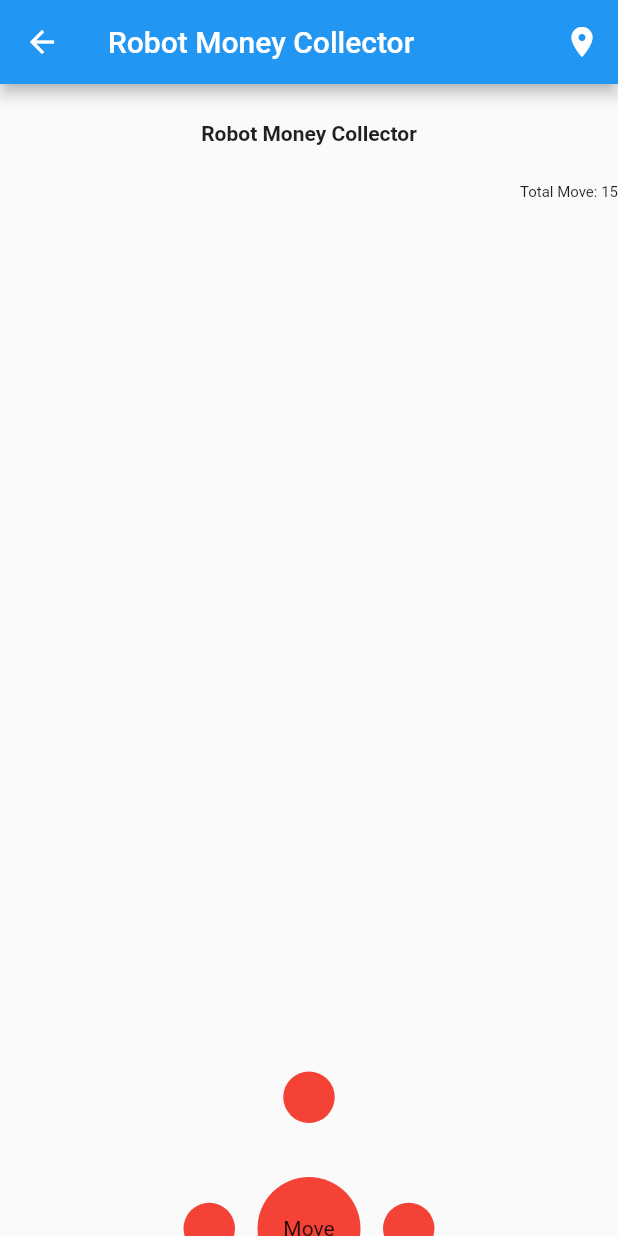
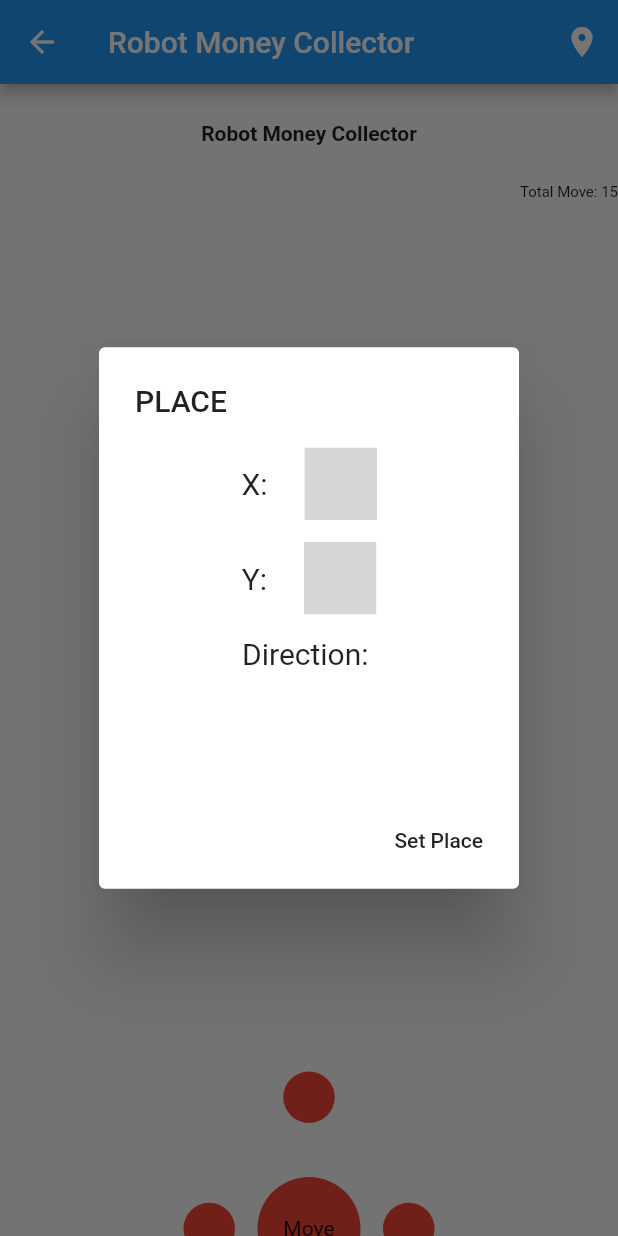
Before and after one commit to adisaptorenggo/robot_money_collector, a Flutter app: the HomePage screen opened directly, after a tap on the "place" icon, on a phone screen of 412 x 824 dp. Run offline on Flutter 3.47's test engine with Material 2 defaults, Android fonts, the light colour scheme and no system bars; missing offline and left inert: counter_button; statements that could not run were skipped; grey boxes are pictures that could not be loaded.

Commit message:
Adding money, totalmoney, place, etc

```diff
--- a/lib/dimension_picker.dart
+++ b/lib/dimension_picker.dart
@@ -8,7 +8,7 @@ class DimensionPicker extends StatefulWidget {
 }
 
 class _DimensionPickerState extends State<DimensionPicker> {
-  int _xVal = 3, _yVal = 3;
+  int _xVal = 5, _yVal = 5;
 
   @override
   Widget build(BuildContext context) {
--- a/lib/home_page.dart
+++ b/lib/home_page.dart
@@ -1,3 +1,5 @@
+import 'dart:math';
+
 import 'package:counter_button/counter_button.dart';
 import 'package:flutter/material.dart';
 import 'package:robot_money_collector/constants.dart';
@@ -12,12 +14,28 @@ class HomePage extends StatefulWidget {
 }
 
 class _HomePageState extends State<HomePage> {
-  double _robotx = 0, _roboty = 0;
+  int _robotx = 0, _roboty = 0;
   int _direction = 1;
   int _xVal = 0, _yVal = 0;
-  // bool move;
+  int _totalMoney = 4;
+  List<int> _xMoney = [];
+  List<int> _yMoney = [];
+  var _posMoney;
 
-  int totalMove = 15;
+  List<String> _movementHistories = [];
+  double _totalMoneyAvailable;
+  double _totalMoneyFound;
+  double _totalMoneyEarn = 0;
+  int _interestRate;
+
+  int _totalMove = 15;
+
+  @override
+  void initState() {
+    _generateMoney();
+    _generateInterest();
+    super.initState();
+  }
 
   @override
   Widget build(BuildContext context) {
@@ -30,7 +48,9 @@ class _HomePageState extends State<HomePage> {
         actions: <Widget>[
           IconButton(
             icon: Icon(Icons.place),
-            onPressed: () {},
+            onPressed: () {
+              _setPlace();
+            },
           ),
         ],
       ),
@@ -50,7 +70,7 @@ class _HomePageState extends State<HomePage> {
             Container(
               alignment: Alignment.bottomRight,
               child: Text(
-                "Total Move: $totalMove",
+                "Total Move: $_totalMove",
                 style: TextStyle(fontSize: 10),
               ),
             ),
@@ -64,10 +84,12 @@ class _HomePageState extends State<HomePage> {
                     height: heightTable,
                     dimensionx: widget.dimensionx,
                     dimensiony: widget.dimensiony,
-                    robotx: _robotx,
-                    roboty: _roboty,
+                    robotx: _robotx.toDouble(),
+                    roboty: _roboty.toDouble(),
                     direction: _direction,
-                    move: false,
+                    xMoney: _xMoney,
+                    yMoney: _yMoney,
+                    posMoney: _posMoney,
                   ),
                 ),
               ),
@@ -125,30 +147,50 @@ class _HomePageState extends State<HomePage> {
                                 case north:
                                   if (_roboty > 0 && _roboty <= widget.dimensiony) {
                                     _roboty -= 1;
-                                    totalMove--;
+                                    _totalMove--;
+                                    _movementHistories.add('Array[$_robotx][$_robotx]');
+                                    if (_posMoney[_robotx][_roboty] != null) {
+                                      _posMoney[_robotx][_roboty] = null;
+                                      _totalMoney--;
+                                    }
                                   }
                                   break;
                                 case east:
                                   if (_robotx >= 0 && _robotx < widget.dimensionx - 1) {
                                     _robotx += 1;
-                                    totalMove--;
+                                    _totalMove--;
+                                    _movementHistories.add('Array[$_robotx][$_robotx]');
+                                    if (_posMoney[_robotx][_roboty] != null) {
+                                      _posMoney[_robotx][_roboty] = null;
+                                      _totalMoney--;
+                                    }
                                   }
                                   break;
                                 case south:
                                   if (_roboty >= 0 && _roboty < widget.dimensiony - 1) {
                                     _roboty += 1;
-                                    totalMove--;
+                                    _totalMove--;
+                                    _movementHistories.add('Array[$_robotx][$_robotx]');
+                                    if (_posMoney[_robotx][_roboty] != null) {
+                                      _posMoney[_robotx][_roboty] = null;
+                                      _totalMoney--;
+                                    }
                                   }
                                   break;
                                 case west:
                                   if (_robotx > 0 && _robotx <= widget.dimensionx) {
                                     _robotx -= 1;
-                                    totalMove--;
+                                    _totalMove--;
+                                    _movementHistories.add('Array[$_robotx][$_robotx]');
+                                    if (_posMoney[_robotx][_roboty] != null) {
+                                      _posMoney[_robotx][_roboty] = null;
+                                      _totalMoney--;
+                                    }
                                   }
                                   break;
                                 default:
                               }
-                              if (totalMove == 0) {
+                              if (_totalMove == 0 || _totalMoney == 0) {
                                 _gameOver();
                               }
                             });
@@ -215,14 +257,50 @@ class _HomePageState extends State<HomePage> {
     );
   }
 
+  void _generateMoney() {
+    _xMoney = List.generate(widget.dimensionx, (int index) => index);
+    _xMoney.shuffle();
+    for (int i = 0; i < widget.dimensionx - _totalMoney; i++) {
+      _xMoney.removeLast();
+    }
+    _yMoney = List.generate(widget.dimensiony, (int index) => index);
+    _yMoney.shuffle();
+    for (int i = 0; i < widget.dimensiony - _totalMoney; i++) {
+      _yMoney.removeLast();
+    }
+    _posMoney = List.generate(widget.dimensionx, (_) => List(widget.dimensiony));
+    var _random = Random();
+    var _numbers;
+    _totalMoneyAvailable = 0;
+    for (var i = 0; i < _totalMoney; i++) {
+      _numbers = _random.nextInt(20000 - 500) + 500;
+      _posMoney[_xMoney[i]][_yMoney[i]] = _numbers;
+      _totalMoneyAvailable += _numbers;
+    }
+    _totalMoneyFound = 0;
+  }
+
+  void _generateInterest() {
+    var _numbers = Random();
+    _interestRate = _numbers.nextInt(20) + 5;
+  }
+
   void _setPlace() async {
     await showDialog(
       context: context,
       builder: (BuildContext context) => AlertDialog(
         title: Text("PLACE"),
         content: Container(
+          height: MediaQuery.of(context).size.height / 4,
           child: Column(
             children: [
+              Row(
+                mainAxisAlignment: MainAxisAlignment.center,
+                children: [
+                  Text(
+                    "X:     ",
+                    style: TextStyle(fontSize: 20),
+                  ),
                   CounterButton(
                     loading: false,
                     onChange: (int val) {
@@ -232,6 +310,17 @@ class _HomePageState extends State<HomePage> {
                     },
                     count: _xVal,
                   ),
+                ],
+              ),
+              Container(
+                margin: EdgeInsets.only(top: 15),
+                child: Row(
+                  mainAxisAlignment: MainAxisAlignment.center,
+                  children: [
+                    Text(
+                      "Y:     ",
+                      style: TextStyle(fontSize: 20),
+                    ),
                     CounterButton(
                       loading: false,
                       onChange: (int val) {
@@ -240,27 +329,76 @@ class _HomePageState extends State<HomePage> {
                         });
                       },
                       count: _yVal,
-              )
+                    ),
+                  ],
+                ),
+              ),
+              Container(
+                margin: EdgeInsets.only(top: 15),
+                child: Row(
+                  mainAxisAlignment: MainAxisAlignment.center,
+                  children: [
+                    Text(
+                      "Direction: ",
+                      style: TextStyle(fontSize: 20),
+                    ),
+                  ],
+                ),
+              ),
             ],
           ),
         ),
         actions: <Widget>[
-          Expanded(
-              child: MaterialButton(
+          MaterialButton(
             child: Text(
               "Set Place",
             ),
             onPressed: () {
-              totalMove = 15;
+              setState(() {
+                _totalMove = 15;
+                _totalMoney = 4;
+                _robotx = 0;
+                _roboty = 0;
+                _direction = east;
+                _generateMoney();
+                _generateInterest();
                 Navigator.pop(context);
+              });
             },
-          ))
+          )
         ],
       ),
     );
   }
 
-  void _gameOver() {
-    totalMove = 15;
+  void _gameOver() async {
+    await showDialog(
+      context: context,
+      builder: (BuildContext context) => AlertDialog(
+        title: Text("Game Over"),
+        content: Container(
+          height: MediaQuery.of(context).size.height / 2,
+        ),
+        actions: <Widget>[
+          MaterialButton(
+            child: Text(
+              "Restart",
+            ),
+            onPressed: () {
+              setState(() {
+                _totalMove = 15;
+                _totalMoney = 4;
+                _robotx = 0;
+                _roboty = 0;
+                _direction = east;
+                _generateMoney();
+                _generateInterest();
+                Navigator.pop(context);
+              });
+            },
+          )
+        ],
+      ),
+    );
   }
 }
--- a/lib/table_top.dart
+++ b/lib/table_top.dart
@@ -4,7 +4,16 @@ import 'constants.dart';
 
 class TableTop extends CustomPainter {
   TableTop(
-      {this.width, this.height, this.dimensionx, this.dimensiony, this.robotx, this.roboty, this.direction, this.move});
+      {this.width,
+      this.height,
+      this.dimensionx,
+      this.dimensiony,
+      this.robotx,
+      this.roboty,
+      this.direction,
+      this.xMoney,
+      this.yMoney,
+      this.posMoney});
 
   final double width;
   final double height;
@@ -13,7 +22,9 @@ class TableTop extends CustomPainter {
   final double robotx;
   final double roboty;
   final int direction;
-  final bool move;
+  final List<int> xMoney;
+  final List<int> yMoney;
+  var posMoney;
 
   @override
   void paint(Canvas canvas, Size size) {
@@ -116,10 +127,11 @@ class TableTop extends CustomPainter {
         break;
       default:
     }
-
-    final textStyle = TextStyle(color: Colors.greenAccent, fontSize: 20, fontWeight: FontWeight.bold);
+    for (int i = 0; i < 4; i++) {
+      double sizeFont = ((width / dimensionx) * 0) + (width / dimensionx) * 0.25;
+      final textStyle = TextStyle(color: Colors.greenAccent, fontSize: sizeFont, fontWeight: FontWeight.bold);
       final textSpan = TextSpan(
-      text: '\$2000',
+        text: posMoney[xMoney[i]][yMoney[i]] != null ? '\$${posMoney[xMoney[i]][yMoney[i]]}' : '',
         style: textStyle,
       );
       final textPainter = TextPainter(
@@ -130,10 +142,11 @@ class TableTop extends CustomPainter {
         minWidth: 0,
         maxWidth: width,
       );
-    final xNum = 0.0;
-    final yNum = 0.0;
+      final xNum = ((width / dimensionx) * xMoney[i].toDouble()) + (width / dimensionx) * 0.1;
+      final yNum = ((height / dimensiony) * yMoney[i].toDouble()) + (height / dimensiony) * 0.35;
       final offset = Offset(xNum, yNum);
       textPainter.paint(canvas, offset);
+    }
   }
 
   @override
```
Lines whose indentation alone changed are shown as unchanged.
